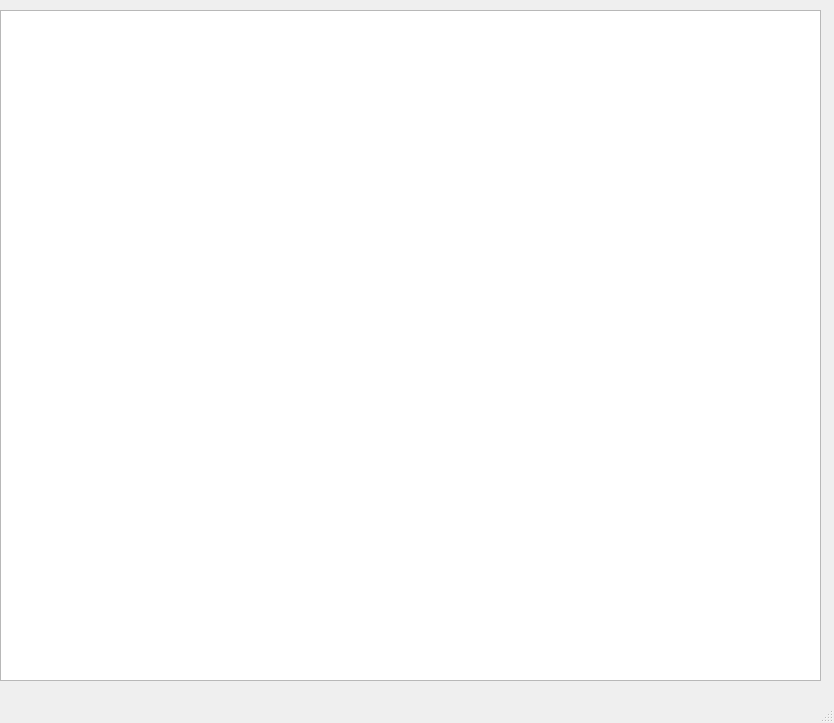
This is main.ui in rismiass/Miass-Ryasov as Qt 5 draws it before an edit. The edited form follows.
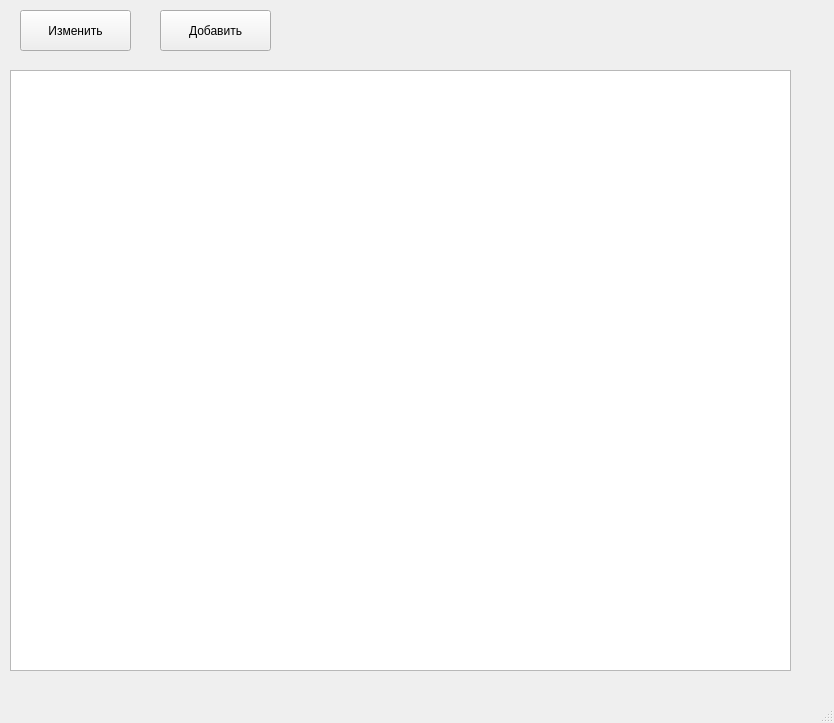
This is the edited form.

Commit message: Решение второй домашней задачи

The edit to the form file:
```diff
--- a/main.ui
+++ b/main.ui
@@ -32,11 +32,37 @@
    <widget class="QTableWidget" name="tableWidget">
     <property name="geometry">
      <rect>
-      <x>0</x>
+      <x>10</x>
+      <y>70</y>
+      <width>781</width>
+      <height>601</height>
+     </rect>
+    </property>
+   </widget>
+   <widget class="QPushButton" name="pushButton">
+    <property name="geometry">
+     <rect>
+      <x>20</x>
       <y>10</y>
-      <width>821</width>
-      <height>671</height>
+      <width>111</width>
+      <height>41</height>
      </rect>
+    </property>
+    <property name="text">
+     <string>Изменить</string>
+    </property>
+   </widget>
+   <widget class="QPushButton" name="pushButton_2">
+    <property name="geometry">
+     <rect>
+      <x>160</x>
+      <y>10</y>
+      <width>111</width>
+      <height>41</height>
+     </rect>
+    </property>
+    <property name="text">
+     <string>Добавить</string>
     </property>
    </widget>
   </widget>
```
The commit also changes 2 other files.
